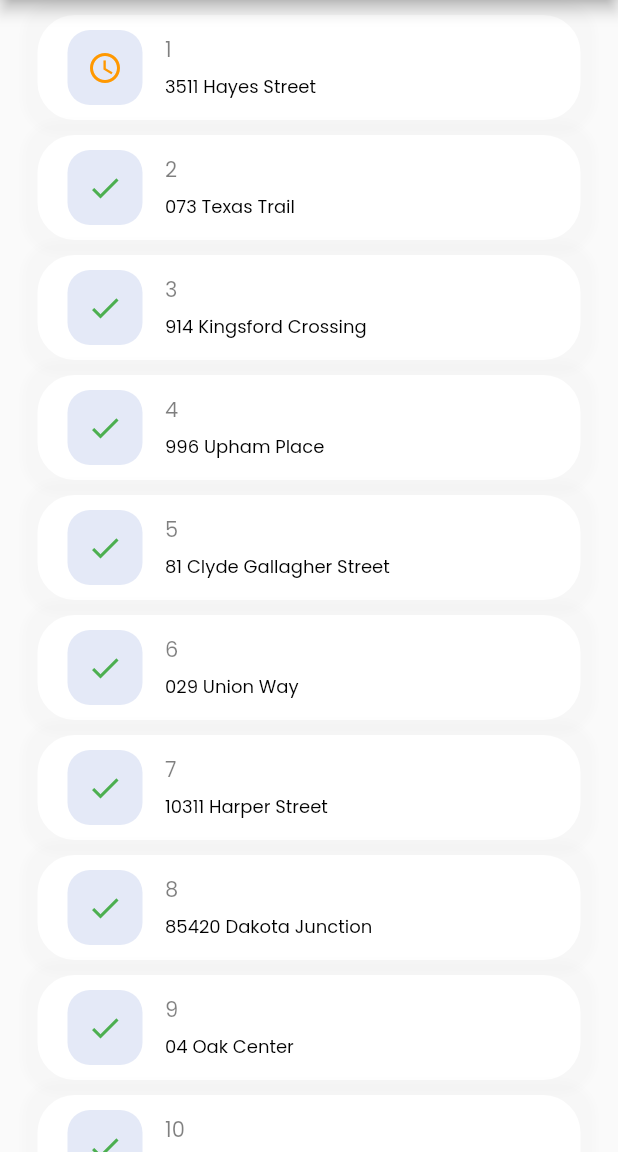
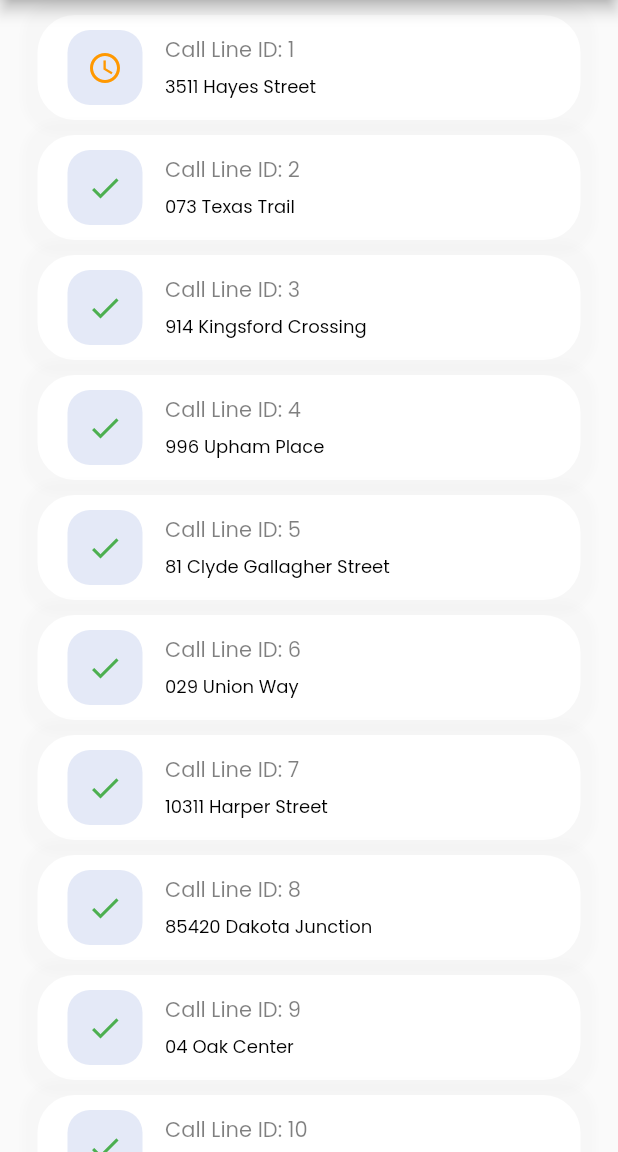
Before and after one commit to EHGOLDFISH/YourTaxiApp, a Flutter app: the screen it shows after launch, on a phone screen of 412 x 824 dp, the part 84-1236 px from its top. Run offline on Flutter 3.47's test engine with Material 2 defaults, Android fonts, the phone set to English and light mode, and no system bars; our stand-ins replace awesome_notifications, currency_text_input_formatter, firebase_core, flutter_local_notifications, google_fonts, shared_preferences; missing offline and left inert: awesome_notifications_fcm, gsheets, maps_launcher; accounts and stored records are empty; statements that could not run were skipped; key blocks and very long unbroken strings in the code were emptied for the run.

Commit message:
add call line id title

```diff
--- a/lib/screens/DispatchHistoryPage.dart
+++ b/lib/screens/DispatchHistoryPage.dart
@@ -53,7 +53,6 @@ class _DispatchHistoryPageState extends State<DispatchHistoryPage> {
 
   @override
   Widget build(BuildContext context) {
-    var size = MediaQuery.of(context).size;
     return Scaffold(
       appBar: AppBar(
         title: Image.asset(
@@ -83,14 +82,14 @@ class _DispatchHistoryPageState extends State<DispatchHistoryPage> {
 Widget displayCardHistory(Dispatch dispatch) {
   if (dispatch.paymentType == null || dispatch.paymentType == '') {
     return CustomDisplayCard(
-      title: dispatch.callLine.toString(),
+      title: "Call Line ID: "+dispatch.callLine.toString(),
       subtitle: dispatch.pickUp!,
       icon: Icons.access_time_outlined,
       color: Colors.orange,
     );
   } else {
     return CustomDisplayCard(
-      title: dispatch.callLine.toString(),
+      title: "Call Line ID: "+dispatch.callLine.toString(),
       subtitle: dispatch.pickUp!,
       icon: Icons.check,
       color: Colors.green,
```
